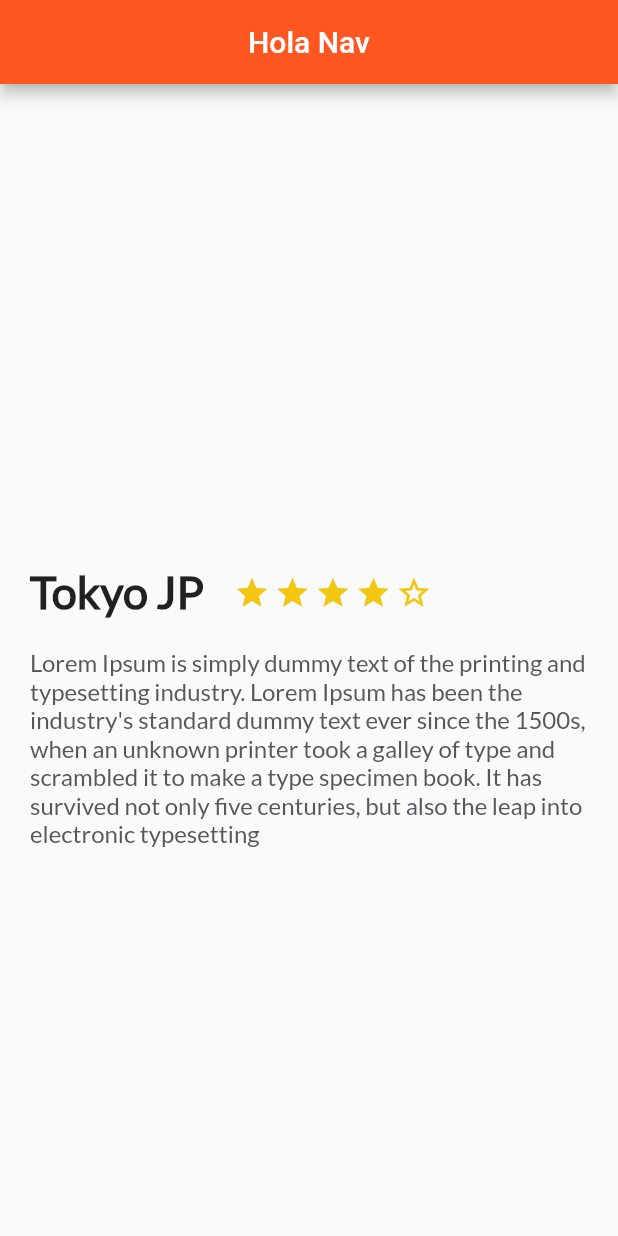
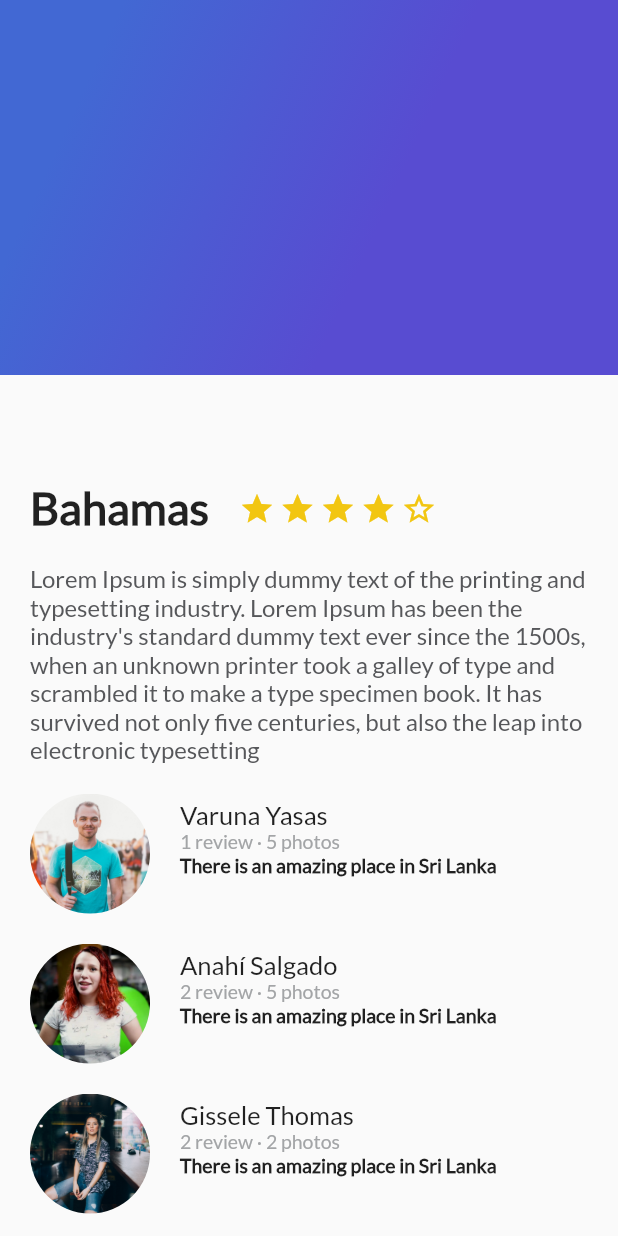
Before and after one commit to KatherinAguilera/flutterApp, a Flutter app: the screen it shows after launch, on a phone screen of 412 x 824 dp. Run offline on Flutter 3.47's test engine with Material 2 defaults, Android fonts, the phone set to English and light mode, and no system bars.

```diff
--- /dev/null
+++ b/lib/gradient_back.dart
@@ -0,0 +1,24 @@
+import 'package:flutter/material.dart';
+
+class GradientBack extends StatelessWidget {
+  @override
+  Widget build(BuildContext context) {
+    // TODO: implement build
+    return Container(
+      height: 250.0,
+      decoration: BoxDecoration(
+        gradient: LinearGradient(
+            colors: [
+              Color(0xFF4268D3),
+              Color(0xFF584CD1)
+            ],
+          begin: FractionalOffset(0.2, 0.0),
+          end: FractionalOffset(1.0, 0.6),
+            stops: [0.0, 0.6],
+            tileMode: TileMode.clamp
+        )
+      ),
+    );
+  }
+
+}
--- a/lib/main.dart
+++ b/lib/main.dart
@@ -1,5 +1,7 @@
 import 'package:flutter/material.dart';
 import 'description_place.dart';
+import 'review_list.dart';
+import 'gradient_back.dart';
 void main() => runApp(MyApp());
 
 class MyApp extends StatelessWidget {
@@ -13,18 +15,25 @@ class MyApp extends StatelessWidget {
       theme: ThemeData(
         primarySwatch: Colors.deepOrange,
       ),
-      home: Scaffold (
-        appBar: AppBar(
-          title: Center(
-            child: Text("Hola Nav"),
-            )
+     home: Scaffold(
+        //body: new DescriptionPlace("Bahamas", 4, descriptionDummy),
+        body: Stack(
+          children: <Widget>[
+            ListView(
+              children: <Widget>[
+                DescriptionPlace("Bahamas", 4, descriptionDummy),
+                ReviewList()
+
+              ],
+            ),
+            GradientBack()
+          ],
         ),
-        body: new DescriptionPlace("Tokyo JP", 4, descriptionDummy),
-      )
-      //MyHomePage(title: 'Flutter Demo Home Page'),
+      )//MyHomePage(title: 'Flutter Demo Home Page'),
     );
   }
 }
+
 
 class MyHomePage extends StatefulWidget {
   MyHomePage({Key key, this.title}) : super(key: key);
--- a/lib/review.dart
+++ b/lib/review.dart
@@ -2,9 +2,9 @@ import 'package:flutter/material.dart';
 
 class Review extends StatelessWidget {
 
-  String pathImage = "asset/img/people.jpg";
+  String pathImage = "assets/img/people.jpg";
   String name = "Varuna Yasas";
-  String details = "1 review 5 photos";
+  String details = "1 review · 5 photos";
   String comment = "There is an amazing place in Sri Lanka";
 
   Review(this.pathImage, this.name, this.details, this.comment);
@@ -19,7 +19,7 @@ class Review extends StatelessWidget {
       ),
 
       child: Text(
-        details,
+        comment,
         textAlign: TextAlign.left,
         style: TextStyle(
             fontFamily: "Lato",
@@ -98,7 +98,7 @@ class Review extends StatelessWidget {
     return Row (
       children: <Widget>[
         photo,
-        userComment
+        userDetails
 
       ],
     );
--- a/lib/review_list.dart
+++ b/lib/review_list.dart
@@ -1,10 +1,19 @@
 import 'package:flutter/material.dart';
+import 'review.dart';
 
 class ReviewList extends StatelessWidget {
   @override
   Widget build(BuildContext context) {
     // TODO: implement build
-    return null;
+    return Column(
+      crossAxisAlignment: CrossAxisAlignment.start,
+      children: <Widget>[
+        Review("assets/img/people.jpg", "Varuna Yasas", "1 review · 5 photos", "There is an amazing place in Sri Lanka"),
+        Review("assets/img/ann.jpg", "Anahí Salgado", "2 review · 5 photos", "There is an amazing place in Sri Lanka"),
+        Review("assets/img/girl.jpg", "Gissele Thomas", "2 review · 2 photos", "There is an amazing place in Sri Lanka"),
+
+      ],
+    );
   }
 
 }
--- a/pubspec.yaml
+++ b/pubspec.yaml
@@ -68,6 +68,8 @@ flutter:
   # see https://flutter.io/custom-fonts/#from-packages
   assets:
     - assets/img/people.jpg
+    - assets/img/ann.jpg
+    - assets/img/girl.jpg
   fonts:
     - family: lato
       fonts:
```
Also changed, not shown: assets/img/ann.jpg (added), assets/img/girl.jpg (added).
